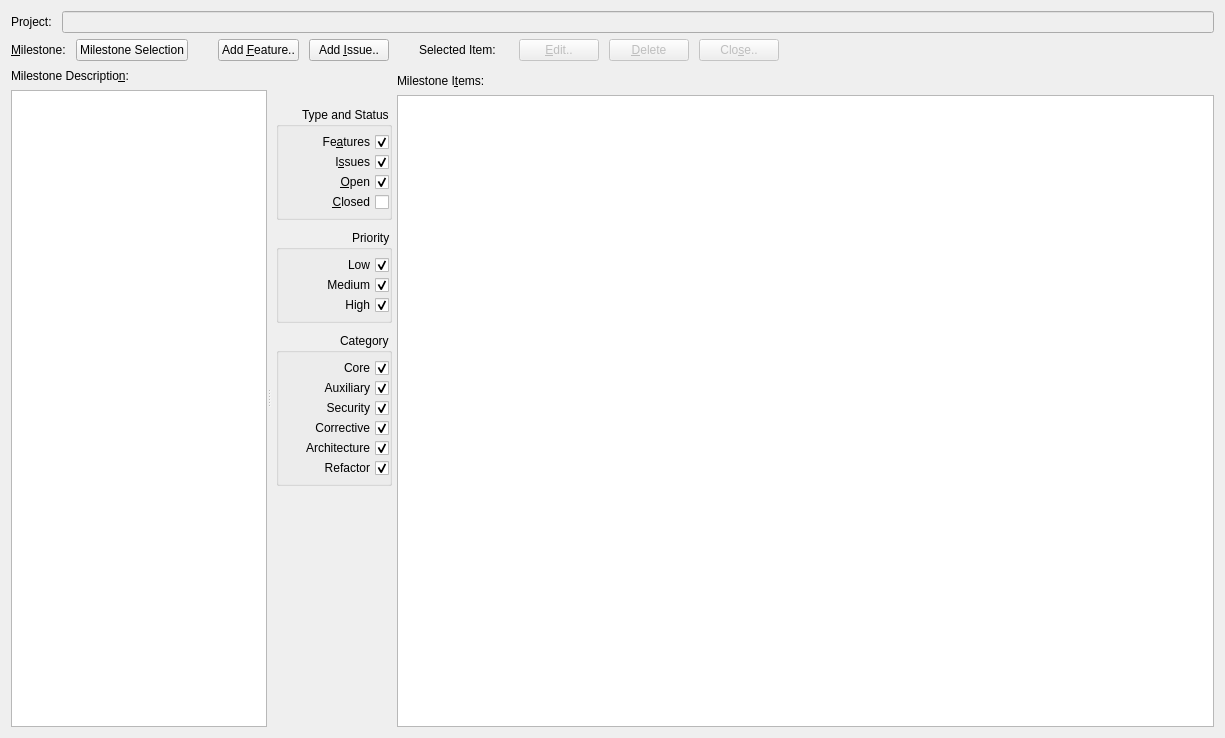
Qt form forms/roadmap.ui (skriticos/nelia1) before a commit.
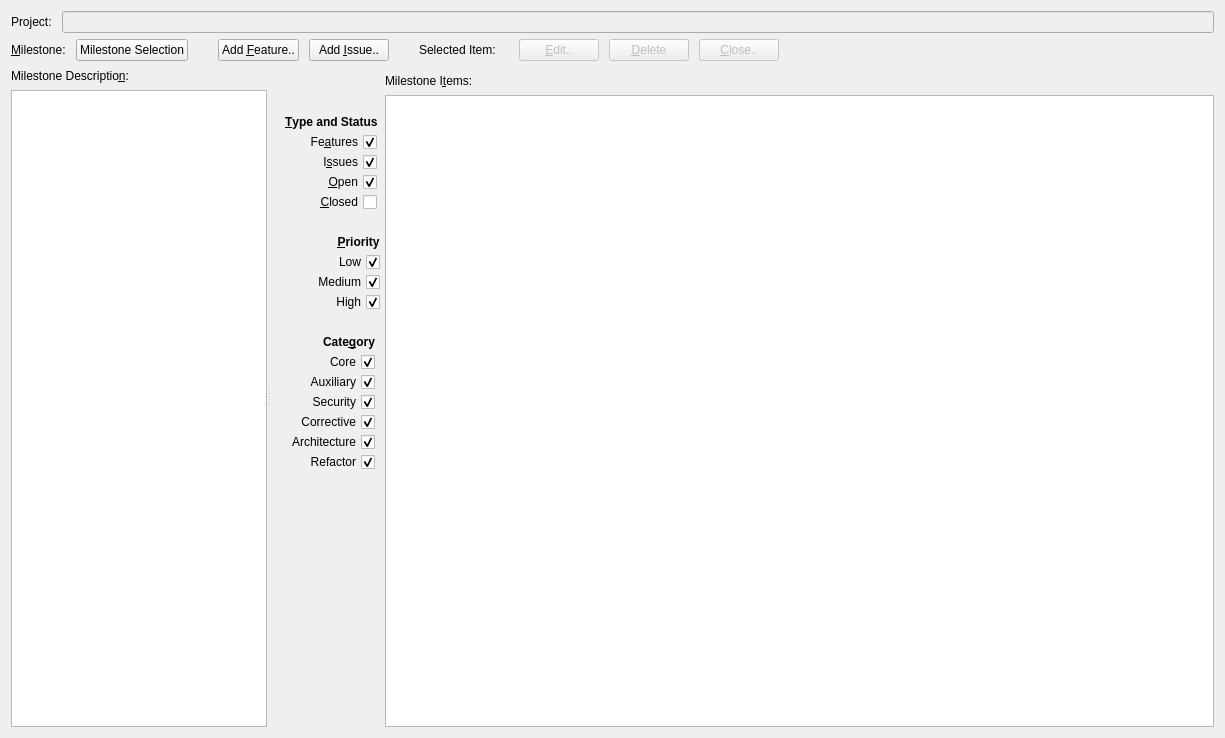
The same form after that commit.

Commit message: fixed missing roadmap quick access keys

```diff
--- a/forms/roadmap.ui
+++ b/forms/roadmap.ui
@@ -151,7 +151,7 @@
          <bool>false</bool>
         </property>
         <property name="text">
-         <string>Clo&amp;se..</string>
+         <string>&amp;Close..</string>
         </property>
        </widget>
       </item>
@@ -318,6 +318,98 @@
           <property name="spacing">
            <number>10</number>
           </property>
+          <item row="0" column="0">
+           <widget class="QWidget" name="widget" native="true">
+            <layout class="QGridLayout" name="gridLayout_4">
+             <property name="leftMargin">
+              <number>5</number>
+             </property>
+             <property name="topMargin">
+              <number>5</number>
+             </property>
+             <property name="rightMargin">
+              <number>0</number>
+             </property>
+             <property name="bottomMargin">
+              <number>5</number>
+             </property>
+             <property name="horizontalSpacing">
+              <number>5</number>
+             </property>
+             <property name="verticalSpacing">
+              <number>0</number>
+             </property>
+             <item row="1" column="0">
+              <widget class="QCheckBox" name="check_feature">
+               <property name="text">
+                <string>Fe&amp;atures</string>
+               </property>
+               <property name="checked">
+                <bool>true</bool>
+               </property>
+              </widget>
+             </item>
+             <item row="2" column="0">
+              <widget class="QCheckBox" name="check_issue">
+               <property name="text">
+                <string>I&amp;ssues</string>
+               </property>
+               <property name="checked">
+                <bool>true</bool>
+               </property>
+              </widget>
+             </item>
+             <item row="3" column="0">
+              <widget class="QCheckBox" name="check_open">
+               <property name="text">
+                <string>&amp;Open</string>
+               </property>
+               <property name="checked">
+                <bool>true</bool>
+               </property>
+              </widget>
+             </item>
+             <item row="4" column="0">
+              <widget class="QCheckBox" name="check_closed">
+               <property name="text">
+                <string>&amp;Closed</string>
+               </property>
+              </widget>
+             </item>
+             <item row="0" column="0">
+              <widget class="QLabel" name="label_6">
+               <property name="sizePolicy">
+                <sizepolicy hsizetype="Maximum" vsizetype="Preferred">
+                 <horstretch>0</horstretch>
+                 <verstretch>0</verstretch>
+                </sizepolicy>
+               </property>
+               <property name="minimumSize">
+                <size>
+                 <width>0</width>
+                 <height>20</height>
+                </size>
+               </property>
+               <property name="font">
+                <font>
+                 <weight>75</weight>
+                 <bold>true</bold>
+                </font>
+               </property>
+               <property name="layoutDirection">
+                <enum>Qt::RightToLeft</enum>
+               </property>
+               <property name="text">
+                <string>&amp;Type and Status</string>
+               </property>
+               <property name="buddy">
+                <cstring>check_feature</cstring>
+               </property>
+              </widget>
+             </item>
+            </layout>
+           </widget>
+          </item>
           <item row="3" column="0">
            <spacer name="verticalSpacer">
             <property name="orientation">
@@ -332,10 +424,7 @@
            </spacer>
           </item>
           <item row="2" column="0">
-           <widget class="QGroupBox" name="groupBox_3">
-            <property name="title">
-             <string>Category</string>
-            </property>
+           <widget class="QWidget" name="widget_3" native="true">
             <layout class="QGridLayout" name="gridLayout_6">
              <property name="leftMargin">
               <number>5</number>
@@ -355,7 +444,7 @@
              <property name="verticalSpacing">
               <number>0</number>
              </property>
-             <item row="0" column="0">
+             <item row="1" column="0">
               <widget class="QCheckBox" name="check_core">
                <property name="text">
                 <string>Core</string>
@@ -365,7 +454,7 @@
                </property>
               </widget>
              </item>
-             <item row="2" column="0">
+             <item row="3" column="0">
               <widget class="QCheckBox" name="check_security">
                <property name="text">
                 <string>Security</string>
@@ -375,7 +464,7 @@
                </property>
               </widget>
              </item>
-             <item row="4" column="0">
+             <item row="5" column="0">
               <widget class="QCheckBox" name="check_invest">
                <property name="text">
                 <string>Architecture</string>
@@ -385,7 +474,7 @@
                </property>
               </widget>
              </item>
-             <item row="1" column="0">
+             <item row="2" column="0">
               <widget class="QCheckBox" name="check_auxiliary">
                <property name="text">
                 <string>Auxiliary</string>
@@ -395,7 +484,7 @@
                </property>
               </widget>
              </item>
-             <item row="3" column="0">
+             <item row="4" column="0">
               <widget class="QCheckBox" name="check_corrective">
                <property name="text">
                 <string>Corrective</string>
@@ -405,7 +494,7 @@
                </property>
               </widget>
              </item>
-             <item row="5" column="0">
+             <item row="6" column="0">
               <widget class="QCheckBox" name="check_refactor">
                <property name="text">
                 <string>Refactor</string>
@@ -415,15 +504,43 @@
                </property>
               </widget>
              </item>
+             <item row="0" column="0">
+              <widget class="QLabel" name="label_8">
+               <property name="sizePolicy">
+                <sizepolicy hsizetype="Maximum" vsizetype="Preferred">
+                 <horstretch>0</horstretch>
+                 <verstretch>0</verstretch>
+                </sizepolicy>
+               </property>
+               <property name="minimumSize">
+                <size>
+                 <width>0</width>
+                 <height>20</height>
+                </size>
+               </property>
+               <property name="font">
+                <font>
+                 <weight>75</weight>
+                 <bold>true</bold>
+                </font>
+               </property>
+               <property name="text">
+                <string>Cate&amp;gory</string>
+               </property>
+               <property name="buddy">
+                <cstring>check_core</cstring>
+               </property>
+              </widget>
+             </item>
             </layout>
            </widget>
           </item>
           <item row="1" column="0">
-           <widget class="QGroupBox" name="groupBox_2">
-            <property name="title">
-             <string>Priority</string>
+           <widget class="QWidget" name="widget_2" native="true">
+            <property name="layoutDirection">
+             <enum>Qt::RightToLeft</enum>
             </property>
-            <layout class="QGridLayout" name="gridLayout_5">
+            <layout class="QGridLayout" name="gridLayout_5" rowstretch="0,0,0,0,0">
              <property name="leftMargin">
               <number>5</number>
              </property>
@@ -442,7 +559,7 @@
              <property name="verticalSpacing">
               <number>0</number>
              </property>
-             <item row="0" column="0">
+             <item row="2" column="0">
               <widget class="QCheckBox" name="check_low">
                <property name="text">
                 <string>Low</string>
@@ -452,18 +569,11 @@
                </property>
               </widget>
              </item>
-             <item row="1" column="0">
-              <widget class="QCheckBox" name="check_medium">
-               <property name="text">
-                <string>Medium</string>
-               </property>
-               <property name="checked">
-                <bool>true</bool>
-               </property>
-              </widget>
-             </item>
-             <item row="2" column="0">
+             <item row="4" column="0">
               <widget class="QCheckBox" name="check_high">
+               <property name="layoutDirection">
+                <enum>Qt::RightToLeft</enum>
+               </property>
                <property name="text">
                 <string>High</string>
                </property>
@@ -472,67 +582,41 @@
                </property>
               </widget>
              </item>
-            </layout>
-           </widget>
-          </item>
-          <item row="0" column="0">
-           <widget class="QGroupBox" name="groupBox">
-            <property name="title">
-             <string>Type and Status</string>
-            </property>
-            <layout class="QGridLayout" name="gridLayout_4">
-             <property name="leftMargin">
-              <number>5</number>
-             </property>
-             <property name="topMargin">
-              <number>5</number>
-             </property>
-             <property name="rightMargin">
-              <number>0</number>
-             </property>
-             <property name="bottomMargin">
-              <number>5</number>
-             </property>
-             <property name="horizontalSpacing">
-              <number>5</number>
-             </property>
-             <property name="verticalSpacing">
-              <number>0</number>
-             </property>
-             <item row="0" column="0">
-              <widget class="QCheckBox" name="check_feature">
-               <property name="text">
-                <string>Fe&amp;atures</string>
-               </property>
-               <property name="checked">
-                <bool>true</bool>
-               </property>
-              </widget>
-             </item>
-             <item row="1" column="0">
-              <widget class="QCheckBox" name="check_issue">
-               <property name="text">
-                <string>I&amp;ssues</string>
-               </property>
-               <property name="checked">
-                <bool>true</bool>
-               </property>
-              </widget>
-             </item>
-             <item row="2" column="0">
-              <widget class="QCheckBox" name="check_open">
-               <property name="text">
-                <string>&amp;Open</string>
-               </property>
-               <property name="checked">
-                <bool>true</bool>
-               </property>
-              </widget>
-             </item>
              <item row="3" column="0">
-              <widget class="QCheckBox" name="check_closed">
+              <widget class="QCheckBox" name="check_medium">
                <property name="text">
-                <string>&amp;Closed</string>
+                <string>Medium</string>
+               </property>
+               <property name="checked">
+                <bool>true</bool>
+               </property>
+              </widget>
+             </item>
+             <item row="1" column="0">
+              <widget class="QLabel" name="label_7">
+               <property name="sizePolicy">
+                <sizepolicy hsizetype="Maximum" vsizetype="Preferred">
+                 <horstretch>0</horstretch>
+                 <verstretch>0</verstretch>
+                </sizepolicy>
+               </property>
+               <property name="minimumSize">
+                <size>
+                 <width>0</width>
+                 <height>20</height>
+                </size>
+               </property>
+               <property name="font">
+                <font>
+                 <weight>75</weight>
+                 <bold>true</bold>
+                </font>
+               </property>
+               <property name="text">
+                <string>                 &amp;Priority</string>
+               </property>
+               <property name="buddy">
+                <cstring>check_low</cstring>
                </property>
               </widget>
              </item>
```
Left out of the diff: 23 changed lines with no effect on the pictures.
